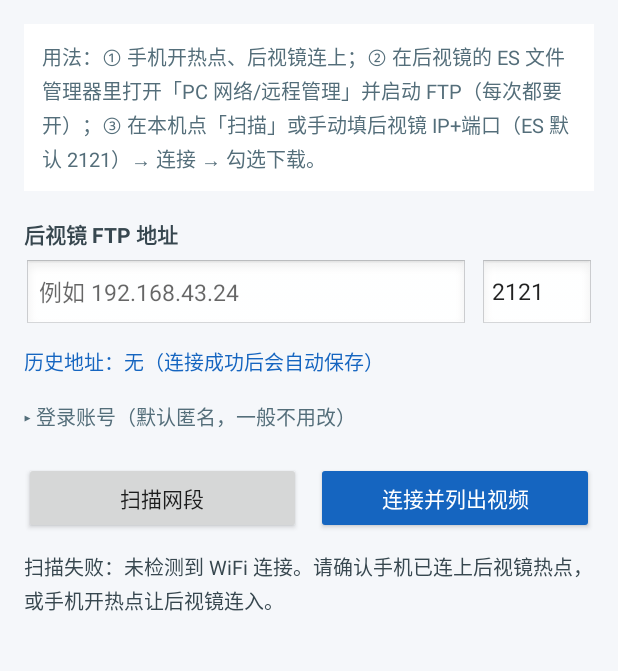
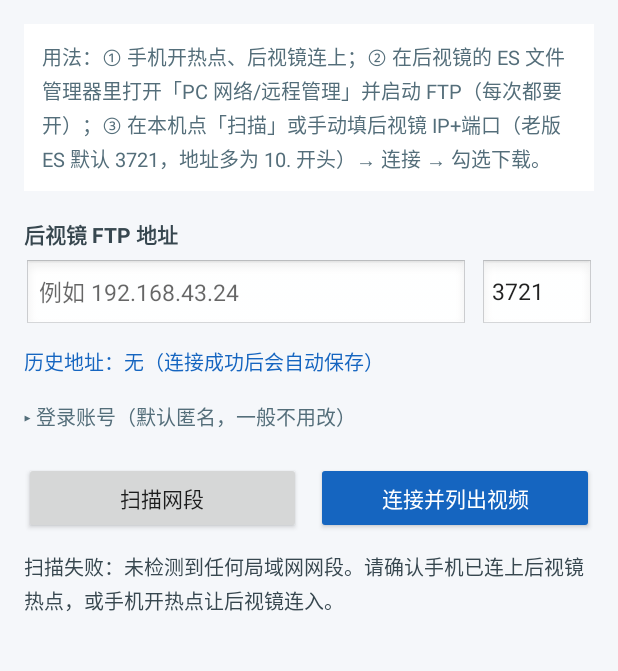
Before and after one commit to slayercjc/70mai, an Android app: the screen it shows after launch (MainActivity), after a tap on "扫描网段", on a phone screen of 412 x 824 dp, the part 99-770 px from its top. Run offline under Robolectric (Android 15) with nearby library versions, the phone set to English and light mode, and no system bars; libraries missing offline, so code that uses them is left out: org.apache.commons.

Commit message:
Fix: port 3721 (old ES), scan all subnets incl 10.x hotspot

```diff
--- a/app/src/main/java/com/slayercjc/maivideo/DownloadService.kt
+++ b/app/src/main/java/com/slayercjc/maivideo/DownloadService.kt
@@ -89,7 +89,7 @@ class DownloadService : Service() {
                 }
                 val cfg = FtpRepo.Config(
                     host = host,
-                    port = intent.getIntExtra(EXTRA_PORT, 2121),
+                    port = intent.getIntExtra(EXTRA_PORT, 3721),
                     user = intent.getStringExtra(EXTRA_USER) ?: "anonymous",
                     password = intent.getStringExtra(EXTRA_PASS) ?: "anonymous@"
                 )
--- a/app/src/main/java/com/slayercjc/maivideo/FtpRepo.kt
+++ b/app/src/main/java/com/slayercjc/maivideo/FtpRepo.kt
@@ -10,13 +10,13 @@ import java.io.OutputStream
 
 /**
  * FTP 连接与文件操作封装。
- * 后视镜上 ES 文件管理器开启的 FTP 服务：匿名登录、被动模式、默认端口 2121。
+ * 后视镜上 ES 文件管理器开启的 FTP 服务：匿名登录、被动模式、老版默认端口 3721。
  */
 object FtpRepo {
 
     data class Config(
         val host: String,
-        val port: Int = 2121,
+        val port: Int = 3721,
         val user: String = "anonymous",
         val password: String = "anonymous@",
         val startDir: String = "/"
@@ -44,7 +44,7 @@ object FtpRepo {
     fun loadConfig(ctx: Context): Config = with(prefs(ctx)) {
         Config(
             host = getString("host", "") ?: "",
-            port = getInt("port", 2121),
+            port = getInt("port", 3721),
             user = getString("user", "anonymous") ?: "anonymous",
             password = getString("pass", "anonymous@") ?: "anonymous@",
             startDir = getString("startDir", "/") ?: "/"
--- a/app/src/main/java/com/slayercjc/maivideo/MainActivity.kt
+++ b/app/src/main/java/com/slayercjc/maivideo/MainActivity.kt
@@ -124,7 +124,7 @@ class MainActivity : AppCompatActivity() {
             toast("请先填后视镜 IP，或点扫描")
             return null
         }
-        val port = etPort.text.toString().trim().toIntOrNull() ?: 2121
+        val port = etPort.text.toString().trim().toIntOrNull() ?: 3721
         return FtpRepo.Config(
             host = host,
             port = port,
@@ -135,15 +135,15 @@ class MainActivity : AppCompatActivity() {
     }
 
     private fun startScan() {
-        val prefix = NetScan.currentSubnet(this)
-        if (prefix == null) {
-            tvStatus.text = "扫描失败：未检测到 WiFi 连接。请确认手机已连上后视镜热点，或手机开热点让后视镜连入。"
+        val prefixes = NetScan.currentSubnets(this)
+        if (prefixes.isEmpty()) {
+            tvStatus.text = "扫描失败：未检测到任何局域网网段。请确认手机已连上后视镜热点，或手机开热点让后视镜连入。"
             return
         }
-        setBusy(true, "正在扫描 $prefix.1-254 的 FTP 端口…")
+        setBusy(true, "正在扫描 ${prefixes.joinToString(", ")} 的 FTP 端口…")
         progressBar.isIndeterminate = false
         lifecycleScope.launch {
-            val found = NetScan.scan(prefix) { scanned, total ->
+            val found = NetScan.scan(prefixes) { scanned, total ->
                 runOnUiThread {
                     progressBar.max = total
                     progressBar.progress = scanned
@@ -153,7 +153,7 @@ class MainActivity : AppCompatActivity() {
             setBusy(false)
             if (found.isEmpty()) {
                 tvStatus.text =
-                    "在 $prefix.* 网段没找到 FTP 服务（已探测 2121 和 21 端口）。\n" +
+                    "在 ${prefixes.joinToString(", ")} 网段没找到 FTP 服务（已探测 3721、2121、21 端口）。\n" +
                     "请确认：① 手机与后视镜在同一网络；② 后视镜上的 ES 文件管理器已打开「PC 网络/远程管理」并启动了 FTP 服务（这一步每次都要做）；\n" +
                     "③ 也可以直接在上方手动输入后视镜 IP 和 ES 显示的端口。"
             } else {
@@ -163,7 +163,7 @@ class MainActivity : AppCompatActivity() {
                 refreshHistoryText()
                 val first = found.first()
                 etHost.setText(first.host)
-                // 把探测到的端口自动填入（ES FTP 默认 2121）
+                // 把探测到的端口自动填入（老版 ES FTP 默认 3721）
                 first.openPorts.firstOrNull()?.let { etPort.setText(it.toString()) }
                 val desc = found.joinToString(", ") { "${it.host}:${it.openPorts.joinToString("/")}" }
                 tvStatus.text = "找到 ${hosts.size} 个 FTP 设备：$desc\n已填入第一个（含端口），点【连接并列出视频】。"
@@ -190,7 +190,7 @@ class MainActivity : AppCompatActivity() {
                 withUi {
                     setBusy(false)
                     tvStatus.text = "连接失败：${e.message ?: e.javaClass.simpleName}\n" +
-                        "排查：① 后视镜 ES 文件管理器的 FTP 是否已启动（每次都要开）；② IP 是否为当前地址；③ 端口是否为 ES 显示的数字（默认 2121）；④ 账号保持匿名。"
+                        "排查：① 后视镜 ES 的 FTP 是否已启动（每次都要开）；② IP 是否为当前地址；③ 端口是否为 ES 显示的数字（老版默认 3721）；④ 账号保持匿名。"
                 }
             }
         }
--- a/app/src/main/res/layout/activity_main.xml
+++ b/app/src/main/res/layout/activity_main.xml
@@ -32,7 +32,7 @@
             <TextView
                 android:layout_width="match_parent"
                 android:layout_height="wrap_content"
-                android:text="用法：① 手机开热点、后视镜连上；② 在后视镜的 ES 文件管理器里打开「PC 网络/远程管理」并启动 FTP（每次都要开）；③ 在本机点「扫描」或手动填后视镜 IP+端口（ES 默认 2121）→ 连接 → 勾选下载。"
+                android:text="用法：① 手机开热点、后视镜连上；② 在后视镜的 ES 文件管理器里打开「PC 网络/远程管理」并启动 FTP（每次都要开）；③ 在本机点「扫描」或手动填后视镜 IP+端口（老版 ES 默认 3721，地址多为 10. 开头）→ 连接 → 勾选下载。"
                 android:textColor="#546E7A"
                 android:textSize="13sp"
                 android:lineSpacingExtra="3dp"
@@ -74,12 +74,12 @@
                     android:layout_height="48dp"
                     android:layout_marginLeft="8dp"
                     android:background="@android:drawable/edit_text"
-                    android:hint="端口(默认2121)"
+                    android:hint="端口(默认3721)"
                     android:inputType="number"
                     android:paddingLeft="8dp"
                     android:paddingRight="8dp"
                     android:singleLine="true"
-                    android:text="2121"
+                    android:text="3721"
                     android:textSize="15sp" />
             </LinearLayout>
 
```
Also changed, not shown: app/src/main/java/com/slayercjc/maivideo/NetScan.kt (+35 -32 lines), 1 other file.
